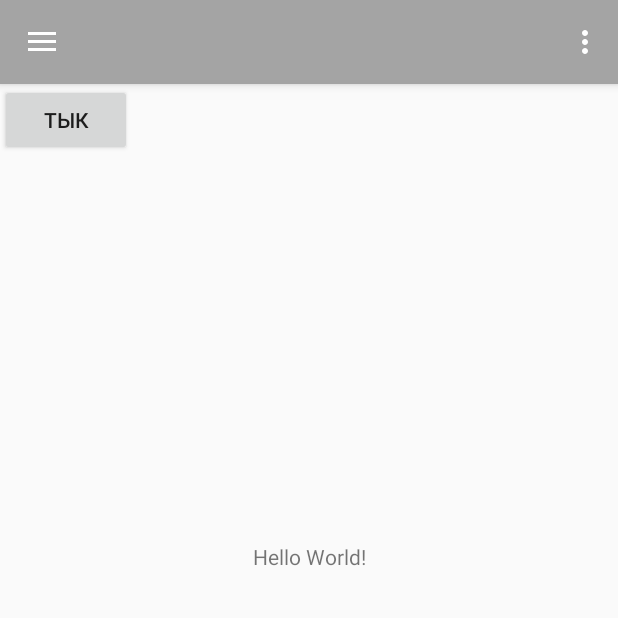
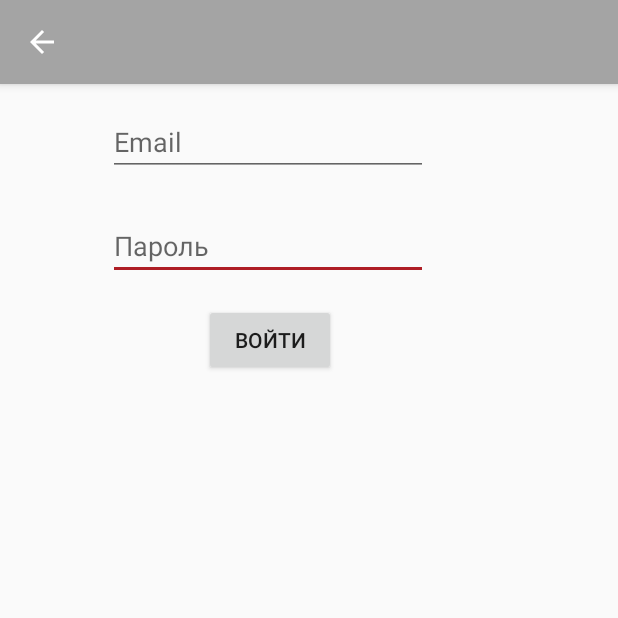
Before and after one commit to SnowDrifter/tonkoslovie-android, an Android app: the screen it shows after launch (MainActivity before the commit, LoginActivity after it), in the side drawer, after a tap on "Войти", on a phone screen of 412 x 824 dp, the top half of it. Run offline under Robolectric (Android 15) with nearby library versions, the phone set to English and light mode, and no system bars.

Commit message:
Add stub for login screen

```diff
--- a/app/src/main/AndroidManifest.xml
+++ b/app/src/main/AndroidManifest.xml
@@ -19,6 +19,13 @@
                 <category android:name="android.intent.category.LAUNCHER" />
             </intent-filter>
         </activity>
+        <activity
+            android:name=".ui.screens.login.LoginActivity"
+            android:parentActivityName=".MainActivity">
+            <meta-data
+                android:name="android.support.PARENT_ACTIVITY"
+                android:value=".MainActivity" />
+        </activity>
     </application>
 
 </manifest>
--- a/app/src/main/java/ru/romanov/tonkoslovie/MainActivity.kt
+++ b/app/src/main/java/ru/romanov/tonkoslovie/MainActivity.kt
@@ -1,6 +1,7 @@
 package ru.romanov.tonkoslovie
 
 import android.app.AlertDialog
+import android.content.Intent
 import android.os.Bundle
 import android.support.design.widget.NavigationView
 import android.support.v4.view.GravityCompat
@@ -10,15 +11,15 @@
 import android.view.MenuItem
 import android.view.View
 import android.widget.Toast
-import kotlinx.android.synthetic.main.activity_main.*
 import kotlinx.android.synthetic.main.app_bar_main.*
-
+import kotlinx.android.synthetic.main.main_activity.*
+import ru.romanov.tonkoslovie.ui.screens.login.LoginActivity
 
 class MainActivity : AppCompatActivity(), NavigationView.OnNavigationItemSelectedListener {
 
     override fun onCreate(savedInstanceState: Bundle?) {
         super.onCreate(savedInstanceState)
-        setContentView(R.layout.activity_main)
+        setContentView(R.layout.main_activity)
         setSupportActionBar(toolbar)
 
         nav_view.setNavigationItemSelectedListener(this)
@@ -73,6 +74,9 @@
             R.id.nav_settings -> {
                 Toast.makeText(applicationContext, "Настройки", Toast.LENGTH_SHORT).show()
             }
+            R.id.nav_login -> {
+                startActivity(Intent(this, LoginActivity::class.java))
+            }
         }
 
         drawer_layout.closeDrawer(GravityCompat.START)
--- /dev/null
+++ b/app/src/main/java/ru/romanov/tonkoslovie/ui/screens/login/LoginActivity.kt
@@ -0,0 +1,13 @@
+package ru.romanov.tonkoslovie.ui.screens.login
+
+import android.support.v7.app.AppCompatActivity
+import android.os.Bundle
+import ru.romanov.tonkoslovie.R
+
+class LoginActivity : AppCompatActivity() {
+
+    override fun onCreate(savedInstanceState: Bundle?) {
+        super.onCreate(savedInstanceState)
+        setContentView(R.layout.login_activity)
+    }
+}
--- /dev/null
+++ b/app/src/main/res/layout/login_activity.xml
@@ -0,0 +1,46 @@
+<?xml version="1.0" encoding="utf-8"?>
+<android.support.constraint.ConstraintLayout xmlns:android="http://schemas.android.com/apk/res/android"
+    xmlns:app="http://schemas.android.com/apk/res-auto"
+    xmlns:tools="http://schemas.android.com/tools"
+    android:layout_width="match_parent"
+    android:layout_height="match_parent"
+    tools:context="ru.romanov.tonkoslovie.ui.screens.login.LoginActivity">
+
+    <Button
+        android:id="@+id/button"
+        android:layout_width="wrap_content"
+        android:layout_height="wrap_content"
+        android:layout_marginLeft="136dp"
+        android:layout_marginStart="136dp"
+        android:layout_marginTop="16dp"
+        android:text="@string/login_submit_button"
+        app:layout_constraintStart_toStartOf="parent"
+        app:layout_constraintTop_toBottomOf="@+id/editText2" />
+
+    <EditText
+        android:id="@+id/editText2"
+        android:layout_width="0dp"
+        android:layout_height="wrap_content"
+        android:layout_marginLeft="72dp"
+        android:layout_marginStart="72dp"
+        android:layout_marginTop="24dp"
+        android:ems="10"
+        android:hint="@string/login_password_hint"
+        android:inputType="textPassword"
+        android:singleLine="false"
+        app:layout_constraintStart_toStartOf="parent"
+        app:layout_constraintTop_toBottomOf="@+id/editText3" />
+
+    <EditText
+        android:id="@+id/editText3"
+        android:layout_width="0dp"
+        android:layout_height="wrap_content"
+        android:layout_marginLeft="72dp"
+        android:layout_marginStart="72dp"
+        android:layout_marginTop="16dp"
+        android:ems="10"
+        android:hint="@string/login_email_hint"
+        android:inputType="textEmailAddress"
+        app:layout_constraintStart_toStartOf="parent"
+        app:layout_constraintTop_toTopOf="parent" />
+</android.support.constraint.ConstraintLayout>
--- a/app/src/main/res/values/strings.xml
+++ b/app/src/main/res/values/strings.xml
@@ -10,4 +10,8 @@
 
     <string name="navigation_drawer_open">Open navigation drawer</string>
     <string name="navigation_drawer_close">Close navigation drawer</string>
+
+    <string name="login_email_hint">Email</string>
+    <string name="login_password_hint">Пароль</string>
+    <string name="login_submit_button">Войти</string>
 </resources>
```
Also changed, not shown: app/src/main/res/layout/main_activity.xml (renamed from app/src/main/res/layout/activity_main.xml), 1 other file.
